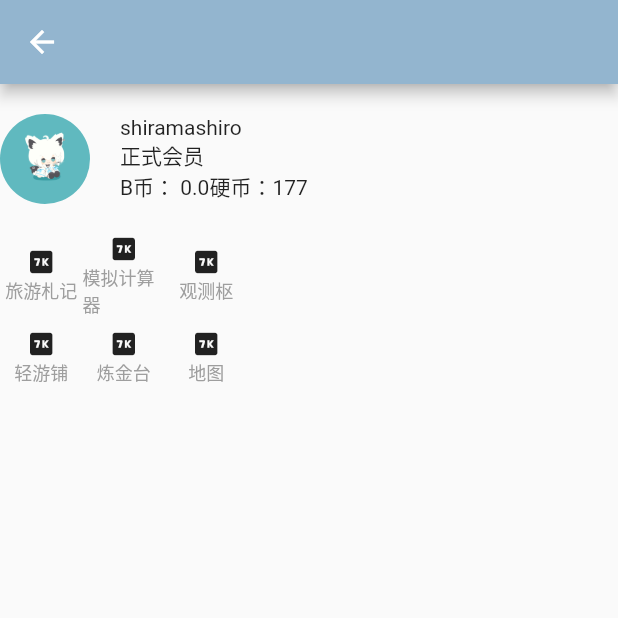
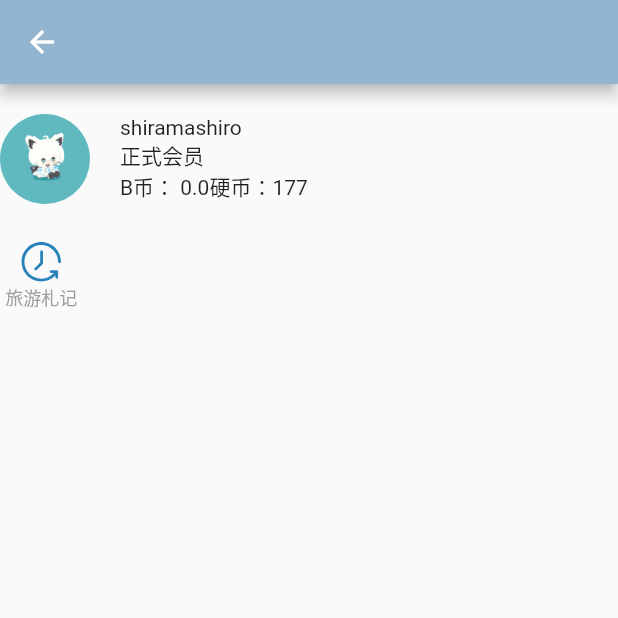
Before and after one commit to shiramashiro/qingyou_mobile, a Flutter app: the UserPage screen opened directly, on a phone screen of 412 x 824 dp, the top half of it. Run offline on Flutter 3.47's test engine with Material 2 defaults, Android fonts, the phone set to English and light mode, and no system bars; our stand-ins replace dio, flutter_easyloading, flutter_screenutil, flutter_svg, image_picker, shared_preferences; missing offline and left inert: proste_indexed_stack; accounts and stored records are empty.

Commit message:
图标替换成 svg

```diff
--- a/lib/components/text_icon.dart
+++ b/lib/components/text_icon.dart
@@ -1,4 +1,5 @@
 import 'package:flutter/material.dart';
+import 'package:flutter_svg/flutter_svg.dart';
 import 'package:qingyuo_mobile/utils/callbacks.dart';
 
 class TextIcon extends StatelessWidget {
@@ -6,22 +7,44 @@
   final double iconSize;
   final double fontSize;
   final String text;
-  final String? iconPath;
-  final IconData? icon;
+  final String iconPath;
   final Color textColor;
   final OnTap? onTap;
+  final String? iconType;
+  final Color? svgColor;
 
   const TextIcon({
     Key? key,
-    this.iconPath,
-    this.icon,
+    this.iconType = "normal",
+    required this.iconPath,
+    required this.text,
     this.holeSize = 55,
     this.iconSize = 30,
-    required this.text,
+    this.fontSize = 12,
+    this.svgColor,
     this.textColor = Colors.grey,
-    this.fontSize = 12,
     this.onTap,
   }) : super(key: key);
+
+  Widget _createIcon() {
+    Widget result = Container();
+    if (iconType == 'svg') {
+      result = SvgPicture.asset(
+        iconPath,
+        width: iconSize,
+        height: iconSize,
+        color: svgColor,
+        semanticsLabel: 'a svg.',
+      );
+    } else if (iconType == 'normal') {
+      result = Image(
+        image: AssetImage(iconPath),
+        width: iconSize,
+        height: iconSize,
+      );
+    }
+    return Container(child: result);
+  }
 
   @override
   Widget build(BuildContext context) {
@@ -33,13 +56,7 @@
         child: Column(
           mainAxisAlignment: MainAxisAlignment.center,
           children: [
-            iconPath == null
-                ? Icon(icon, size: iconSize)
-                : Image(
-                    image: AssetImage(iconPath!),
-                    width: iconSize,
-                    height: iconSize,
-                  ),
+            _createIcon(),
             Text(
               text,
               style: TextStyle(
--- a/lib/pages/login_page.dart
+++ b/lib/pages/login_page.dart
@@ -105,9 +105,9 @@
             Row(
               mainAxisAlignment: MainAxisAlignment.spaceBetween,
               children: const [
-                TextIcon(iconPath: "assets/icons/alipay.png", text: "支付宝"),
-                TextIcon(iconPath: "assets/icons/wechat.png", text: "微信"),
-                TextIcon(iconPath: "assets/icons/qq.png", text: "QQ"),
+                TextIcon(iconPath: "assets/icons/alipay.svg", iconType: 'svg', text: "支付宝"),
+                TextIcon(iconPath: "assets/icons/wechat.svg", iconType: 'svg', text: "微信"),
+                TextIcon(iconPath: "assets/icons/qq.svg", iconType: 'svg', text: "QQ"),
               ],
             ),
           ],
--- a/lib/pages/user_page.dart
+++ b/lib/pages/user_page.dart
@@ -50,17 +50,12 @@
       crossAxisAlignment: CrossAxisAlignment.center,
       children: [
         Row(
-          children: [
-            TextIcon(text: '旅游札记', icon: Icons.seven_k, iconSize: 20),
-            TextIcon(text: '模拟计算器', icon: Icons.seven_k, iconSize: 20),
-            TextIcon(text: '观测枢', icon: Icons.seven_k, iconSize: 20),
+          children: const [
+            TextIcon(text: '旅游札记', iconPath: "assets/icons/history.svg", iconType: 'svg'),
           ],
         ),
         Row(
           children: [
-            TextIcon(text: '轻游铺', icon: Icons.seven_k, iconSize: 20),
-            TextIcon(text: '炼金台', icon: Icons.seven_k, iconSize: 20),
-            TextIcon(text: '地图', icon: Icons.seven_k, iconSize: 20),
           ],
         )
       ],
--- a/pubspec.yaml
+++ b/pubspec.yaml
@@ -46,6 +46,7 @@
   # 存储简单数据到本地
   shared_preferences: ^2.0.13
   cached_network_image: ^3.2.0
+  flutter_svg: ^1.0.3
 
 
   # The following adds the Cupertino Icons font to your application.
```
Also changed, not shown: assets/icons/alipay.png (deleted), assets/icons/alipay.svg (added), assets/icons/history.svg (added), assets/icons/qq.png (deleted), assets/icons/qq.svg (added), assets/icons/wechat.png (deleted), assets/icons/wechat.svg (added), pubspec.lock.
